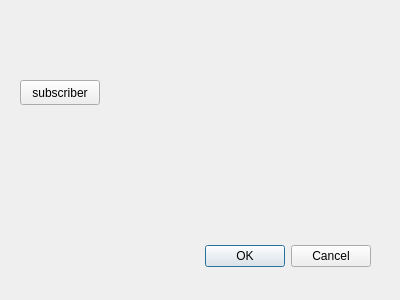
DomenicoM92/Nuclear-Energy-Plant-Radiations-, file energy_plant_radiation_module_dialog_base.ui: the form before one commit.
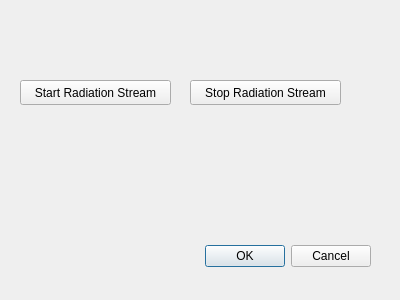
The form after the commit.

Commit message: added start and stop of publisher and subscriber

```diff
--- a/energy_plant_radiation_module_dialog_base.ui
+++ b/energy_plant_radiation_module_dialog_base.ui
@@ -34,12 +34,25 @@
     <rect>
      <x>20</x>
      <y>80</y>
-     <width>80</width>
+     <width>151</width>
      <height>25</height>
     </rect>
    </property>
    <property name="text">
-    <string>subscriber</string>
+    <string>Start Radiation Stream</string>
+   </property>
+  </widget>
+  <widget class="QPushButton" name="stop_radiation">
+   <property name="geometry">
+    <rect>
+     <x>190</x>
+     <y>80</y>
+     <width>151</width>
+     <height>25</height>
+    </rect>
+   </property>
+   <property name="text">
+    <string>Stop Radiation Stream</string>
    </property>
   </widget>
  </widget>
```
Left out of the diff: 2 changed lines with no effect on the pictures. The commit also changes 3 other files.
